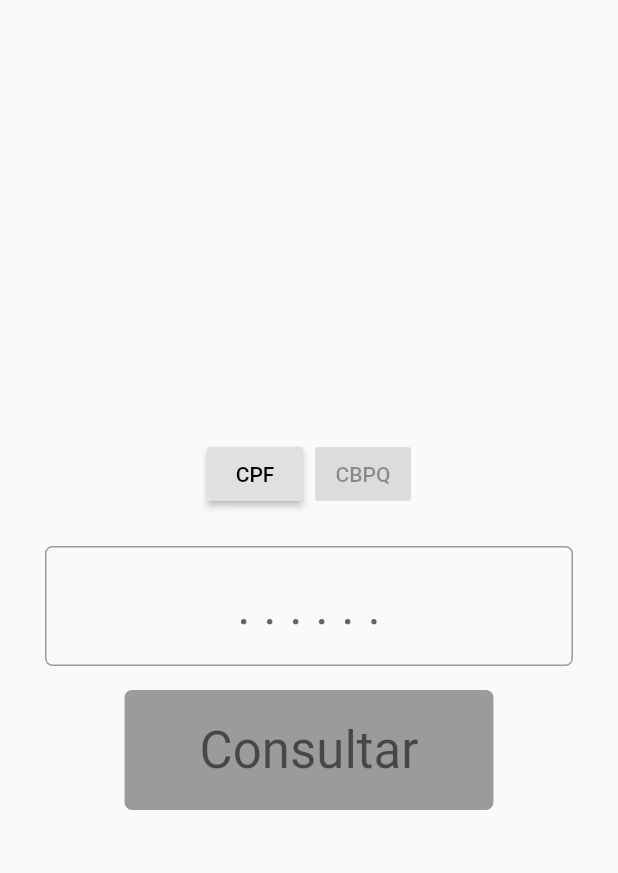
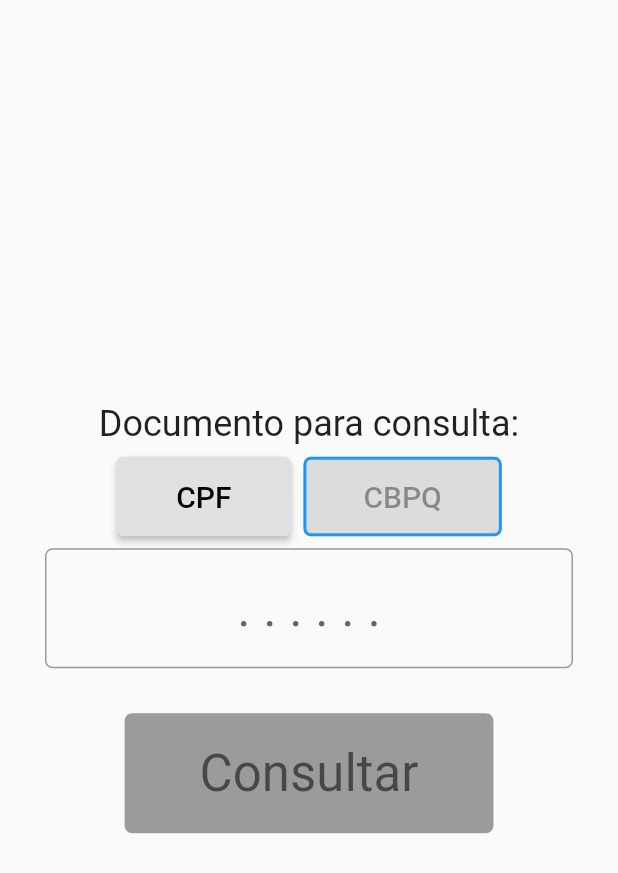
Before and after one commit to epomatti/cbpq-flutter, a Flutter app: the screen it shows after launch, after a tap on "CBPQ", on a phone screen of 412 x 824 dp. Shown: the top 873 px of the screen. Run offline on Flutter 3.47's test engine with Material 2 defaults, Android fonts, the phone set to English and light mode, and no system bars; missing offline and left inert: cpf_cnpj_validator.

Commit message:
feat(styles)

```diff
--- a/lib/screens/consulta_cadastro_form.dart
+++ b/lib/screens/consulta_cadastro_form.dart
@@ -1,7 +1,6 @@
 import 'package:cbpq/factories/document_handler.dart';
 import 'package:cbpq/screens/consulta_cadastro_result.dart';
 import 'package:flutter/material.dart';
-import 'package:cbpq/api.dart';
 
 class ConsultaCadastroForm extends StatefulWidget {
   @override
@@ -79,27 +78,42 @@ class _ConsultaCadastroState extends State<ConsultaCadastroForm> {
     });
   }
 
+  Widget buildButtonForBar(
+    String text,
+    DocumentType doctype,
+    DocumentType doctypeCompare,
+  ) {
+    bool isNotSelected = docType == doctypeCompare;
+    return RaisedButton(
+      child: new Text(
+        text,
+        style: TextStyle(fontSize: 20),
+      ),
+      padding: EdgeInsets.symmetric(
+        horizontal: 40.0,
+        vertical: 15.0,
+      ),
+      shape: new RoundedRectangleBorder(
+        borderRadius: new BorderRadius.circular(5.0),
+        side: isNotSelected
+            ? BorderSide(style: BorderStyle.none)
+            : BorderSide(color: Colors.blue, width: 2.0),
+      ),
+      onPressed: isNotSelected
+          ? () {
+              changeDocumentType(doctype);
+            }
+          : null,
+    );
+  }
+
   Widget buildButtonBar() {
     return Center(
       child: new ButtonBar(
         mainAxisSize: MainAxisSize.min,
         children: <Widget>[
-          new RaisedButton(
-            child: new Text('CPF'),
-            onPressed: docType == DocumentType.cbpq
-                ? () {
-                    changeDocumentType(DocumentType.cpf);
-                  }
-                : null,
-          ),
-          new RaisedButton(
-            child: new Text('CBPQ'),
-            onPressed: docType == DocumentType.cpf
-                ? () {
-                    changeDocumentType(DocumentType.cbpq);
-                  }
-                : null,
-          ),
+          buildButtonForBar('CPF', DocumentType.cpf, DocumentType.cbpq),
+          buildButtonForBar('CBPQ', DocumentType.cbpq, DocumentType.cpf),
         ],
       ),
     );
@@ -157,13 +171,14 @@ class _ConsultaCadastroState extends State<ConsultaCadastroForm> {
           child: Column(
             mainAxisAlignment: MainAxisAlignment.center,
             children: <Widget>[
+              Text(
+                'Documento para consulta:',
+                style: TextStyle(fontSize: 24),
+              ),
               buildButtonBar(),
-              SizedBox(
-                height: 16.0,
-              ),
               buildTextField(),
               SizedBox(
-                height: 16.0,
+                height: 30.0,
               ),
               buildSubmitButton(),
             ],
```
